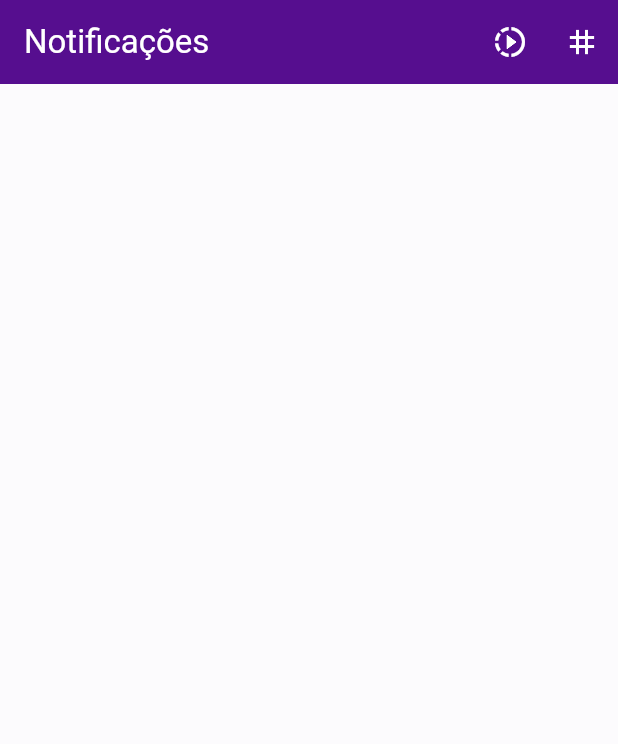
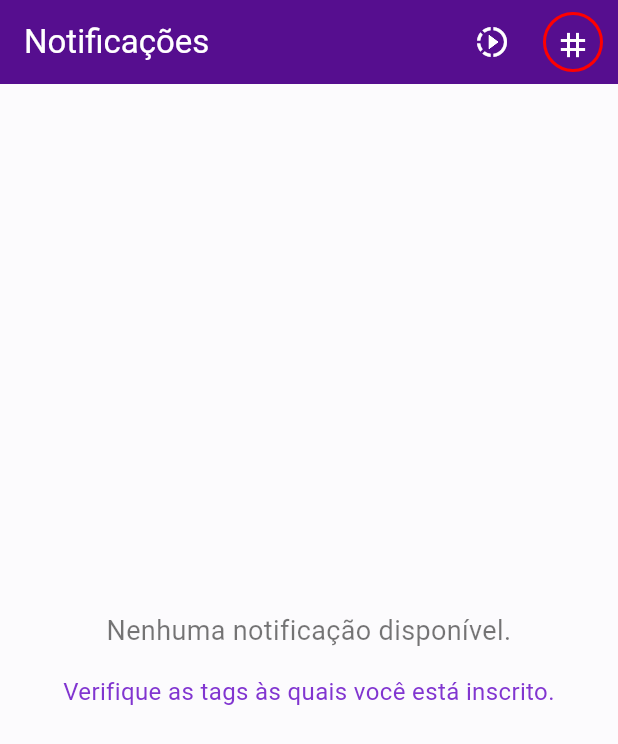
Before and after one commit to Sluvizottodev/PingNotify, a Flutter app: the screen it shows after launch, on a phone screen of 412 x 824 dp. Shown: the top 744 px of the screen. Run offline on Flutter 3.47's test engine with Material 3 defaults, Android fonts, the phone set to English and light mode, and no system bars; our stand-ins replace cloud_firestore, device_info_plus, firebase_auth, firebase_core, firebase_messaging, flutter_local_notifications and 2 more; missing offline and left inert: ntfluttery, workmanager; accounts and stored records are empty.

Commit message:
04/09 - Correção de retorno(e outras antes)

```diff
--- a/lib/Screens/MainScreen/MessageDetail.dart
+++ b/lib/Screens/MainScreen/MessageDetail.dart
@@ -1,7 +1,6 @@
 import 'package:flutter/material.dart';
 import 'package:intl/intl.dart';
 import '../../utils/constants/colors.dart';
-import '../../utils/constants/routes.dart';
 
 class MessageDetailScreen extends StatelessWidget {
   final Map<String, dynamic> notification;
@@ -83,7 +82,6 @@ class MessageDetailScreen extends StatelessWidget {
               ],
             ),
           ),
-
         ],
       ),
     );
--- a/lib/Screens/MainScreen/Principal.dart
+++ b/lib/Screens/MainScreen/Principal.dart
@@ -1,9 +1,7 @@
 import 'dart:convert';
 import 'package:cloud_firestore/cloud_firestore.dart';
 import 'package:flutter/material.dart';
-import 'package:flutter/gestures.dart';
 import 'package:provider/provider.dart';
-import 'package:url_launcher/url_launcher.dart';
 import '../../Service/WebSocketService.dart';
 import '../../Service/TagProvider.dart';
 import '../../Service/NtfyService.dart';
@@ -13,6 +11,8 @@ import '../../utils/componentes/NotificationCard.dart';
 import '../../utils/componentes/NotificationsModal.dart';
 import '../../utils/constants/colors.dart';
 import 'package:workmanager/workmanager.dart';
+
+import '../../utils/constants/routes.dart';
 
 class PrincipalScreen extends StatefulWidget {
   @override
@@ -81,18 +81,17 @@ class _PrincipalScreenState extends State<PrincipalScreen> {
         final eventType = decodedMessage['event'] ?? '';
         final timestamp = DateTime.now().toUtc().add(Duration(hours: -3));
 
-        // Filtra notificações irrelevantes
         if (eventType != 'open' && !extractedMessage.contains('result: success, dartTask:')) {
           setState(() {
             _notifications.insert(0, {
               'title': 'Nova Notificação',
-              'message': extractedMessage, // Alterado para usar String ao invés de RichText
+              'message': extractedMessage,
               'timestamp': timestamp.millisecondsSinceEpoch,
             });
           });
 
           _saveNotificationToFirestore('Nova Notificação', extractedMessage, timestamp);
-          _scheduleNotification('Nova Notificação', extractedMessage); // Agenda a notificação
+          _scheduleNotification('Nova Notificação', extractedMessage);
         }
       } catch (e) {
         print('Erro ao decodificar a mensagem: $e');
@@ -151,13 +150,13 @@ class _PrincipalScreenState extends State<PrincipalScreen> {
 
   Future<void> _scheduleNotification(String title, String message) async {
     await Workmanager().registerOneOffTask(
-      'notificationTask', // Identificador da tarefa
-      'notificationTask', // Nome da tarefa
+      'notificationTask',
+      'notificationTask',
       inputData: {
         'title': title,
         'message': message,
       },
-      initialDelay: Duration(seconds: 5), // Adiciona um pequeno atraso para a notificação
+      initialDelay: Duration(seconds: 5),
     );
   }
 
@@ -167,11 +166,15 @@ class _PrincipalScreenState extends State<PrincipalScreen> {
 
   @override
   Widget build(BuildContext context) {
+    final hasNotifications = _notifications.isNotEmpty;
+    final highlightTags = !hasNotifications;
+
     return Scaffold(
-      appBar: AppBarPrincipal(fetchNotifications: _fetchNotifications),
+      appBar: AppBarPrincipal(fetchNotifications: _fetchNotifications, highlightTags: highlightTags),
       backgroundColor: TColors.backgroundLight,
       body: SafeArea(
-        child: Stack(
+        child: hasNotifications
+            ? Stack(
           children: [
             Positioned.fill(
               child: ListView.builder(
@@ -186,6 +189,42 @@ class _PrincipalScreenState extends State<PrincipalScreen> {
               ),
             ),
           ],
+        )
+            : Center(
+          child: Padding(
+            padding: const EdgeInsets.all(16.0),
+            child: Column(
+              mainAxisAlignment: MainAxisAlignment.center,
+              children: [
+                Text(
+                  'Nenhuma notificação disponível.',
+                  style: TextStyle(
+                    fontSize: 18,
+                    color: Colors.black54,
+                  ),
+                  textAlign: TextAlign.center,
+                ),
+                SizedBox(height: 16),
+                InkWell(
+                  onTap: () async {
+                    final selectedTags = await Navigator.pushNamed(context, PageRoutes.tagSelection) as List<String>?;
+                    if (selectedTags != null) {
+                      Provider.of<TagProvider>(context, listen: false).setSelectedTags(selectedTags.toSet());
+                      await _fetchNotifications();
+                    }
+                  },
+                  child: Text(
+                    'Verifique as tags às quais você está inscrito.',
+                    style: TextStyle(
+                      fontSize: 16,
+                      color: TColors.primaryColor,
+                    ),
+                    textAlign: TextAlign.center,
+                  ),
+                ),
+              ],
+            ),
+          ),
         ),
       ),
     );
--- a/lib/utils/EscutaFirestore.dart
+++ b/lib/utils/EscutaFirestore.dart
@@ -26,6 +26,9 @@ class FirestoreNotificationService {
     if (token != null) {
       print('Token do dispositivo: $token');
       // Salve o token no Firestore, por exemplo, em um campo "deviceTokens"
+      await FirebaseFirestore.instance.collection('users').doc('your_user_id').set({
+        'deviceTokens': FieldValue.arrayUnion([token]),
+      }, SetOptions(merge: true));
     }
   }
 
--- a/lib/utils/componentes/AppBarPrincipal.dart
+++ b/lib/utils/componentes/AppBarPrincipal.dart
@@ -6,8 +6,12 @@ import '../../utils/constants/routes.dart';
 
 class AppBarPrincipal extends StatelessWidget implements PreferredSizeWidget {
   final Function fetchNotifications;
+  final bool highlightTags;
 
-  const AppBarPrincipal({required this.fetchNotifications});
+  const AppBarPrincipal({
+    required this.fetchNotifications,
+    this.highlightTags = false,
+  });
 
   @override
   Size get preferredSize => Size.fromHeight(kToolbarHeight);
@@ -26,11 +30,25 @@ class AppBarPrincipal extends StatelessWidget implements PreferredSizeWidget {
           },
         ),
         IconButton(
-          icon: Icon(Icons.tag, color: Colors.white),
+          icon: highlightTags
+              ? Container(
+                  padding:
+                      EdgeInsets.all(8), // Espaçamento entre o ícone e a borda
+                  decoration: BoxDecoration(
+                    shape: BoxShape.circle,
+                    border: Border.all(
+                        color: TColors.errors, width: 2), // Borda circular
+                  ),
+                  child: Icon(Icons.tag, color: TColors.textWhite),
+                )
+              : Icon(Icons.tag, color: Colors.white),
           onPressed: () async {
-            final selectedTags = await Navigator.pushNamed(context, PageRoutes.tagSelection) as List<String>?;
+            final selectedTags =
+                await Navigator.pushNamed(context, PageRoutes.tagSelection)
+                    as List<String>?;
             if (selectedTags != null) {
-              Provider.of<TagProvider>(context, listen: false).setSelectedTags(selectedTags.toSet());
+              Provider.of<TagProvider>(context, listen: false)
+                  .setSelectedTags(selectedTags.toSet());
               await fetchNotifications();
             }
           },
--- a/lib/utils/constants/routes.dart
+++ b/lib/utils/constants/routes.dart
@@ -16,7 +16,7 @@ class PageRoutes {
   static const String messageDetail = '/message-detail'; // Adicione a nova rota
   static const String cursos = '/cursos';
 
-  static Route<dynamic> generateRoute(RouteSettings settings) {
+  static Route<dynamic>? generateRoute(RouteSettings settings) {
     switch (settings.name) {
       case login:
         return MaterialPageRoute(builder: (_) => LoginScreen());
@@ -29,28 +29,12 @@ class PageRoutes {
       case tagSelection:
         return MaterialPageRoute(builder: (_) => TagSelectionScreen());
       case messageDetail:
-        final notification = settings.arguments as Map<String, dynamic>? ?? {}; // Obtenha argumentos se houver
+        final notification = settings.arguments as Map<String, dynamic>? ?? {};
         return MaterialPageRoute(
           builder: (_) => MessageDetailScreen(notification: notification),
         );
       default:
-        return MaterialPageRoute(builder: (_) => ErrorScreen());
+        return null; // Retorna null se a rota não for encontrada
     }
   }
 }
-
-class ErrorScreen extends StatelessWidget {
-  @override
-  Widget build(BuildContext context) {
-    return Scaffold(
-      appBar: AppBar(
-        title: Text('Erro'),
-        backgroundColor: TColors.secondaryColor,
-        elevation: 4,
-      ),
-      body: Center(
-        child: Text('Página não encontrada!'),
-      ),
-    );
-  }
-}
```
